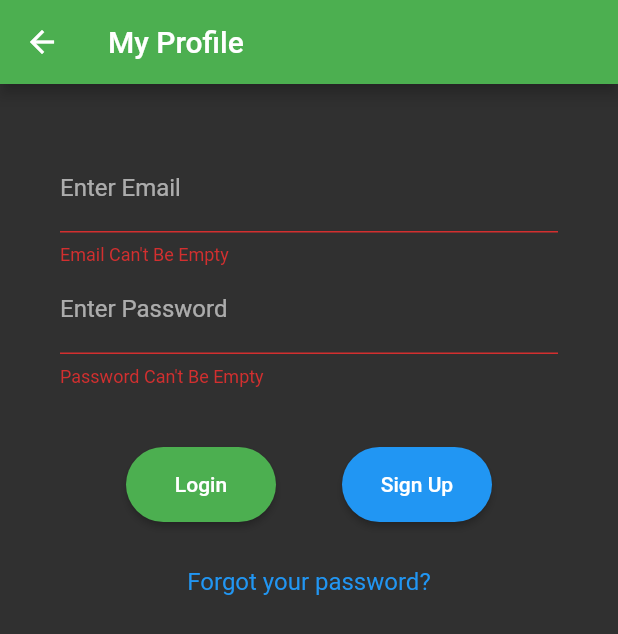
After one commit to rahulsuresh-git/Flutter_MyToolsApp, a Flutter app: the Profile screen opened by its route, after a tap on "Login", after a tap on "Forgot your password?", on a phone screen of 412 x 824 dp. The commit adds this screen. Shown: the top 634 px of the screen. Run offline on Flutter 3.47's test engine with Material 2 defaults, Android fonts, the phone set to English and light mode, and no system bars; our stand-ins replace cloud_firestore, firebase_auth, google_sign_in; missing offline and left inert: flutter_auth_buttons, flutter_just_toast; accounts and stored records are empty.

Commit message:
ui tweaks

```diff
--- a/lib/main.dart
+++ b/lib/main.dart
@@ -4,7 +4,7 @@ import 'root.dart';
 import 'home.dart';
 import 'auth.dart';
 import 'timetable.dart';
-
+import 'profile.dart';
 void main() => runApp(MyApp());
 
 class MyApp extends StatefulWidget {
@@ -34,6 +34,8 @@ class _MyAppState extends State<MyApp> {
         '/home': (BuildContext context) => new Home(),
         '/root': (BuildContext context) => new MyApp(),
         '/timetable':(BuildContext context)=> new Timetable(),
+        '/profile':(BuildContext context)=> new Profile(),
+
       },
     );
   }
--- /dev/null
+++ b/lib/profile.dart
@@ -0,0 +1,148 @@
+
+import 'package:flutter/material.dart';
+import 'package:flutter/services.dart';
+import 'auth.dart';
+import 'package:flutter_just_toast/flutter_just_toast.dart';
+
+class Profile extends StatefulWidget {
+  @override
+  _ProfileState createState() => _ProfileState();
+}
+
+class _ProfileState extends State<Profile> {
+    final emailController = TextEditingController();
+  final passController = TextEditingController();
+  bool _validate = false;
+  @override
+  Widget build(BuildContext context) {
+    return Scaffold(
+       appBar: AppBar(
+        backgroundColor: Colors.green,
+        title: Text("My Profile"),
+      ),
+      body:Form(
+                child: Container(
+                  padding: const EdgeInsets.all(40.0),
+                  child: Column(
+                    crossAxisAlignment: CrossAxisAlignment.center,
+                    children: <Widget>[
+                      TextFormField(
+                        inputFormatters: [
+                          LengthLimitingTextInputFormatter(40),
+                        ],
+                        decoration: InputDecoration(
+                          labelText: "Enter Email",
+                          errorText: _validate ? 'Email Can\'t Be Empty' : null,
+                        ),
+                        keyboardType: TextInputType.emailAddress,
+                        autocorrect: true,
+                        controller: emailController,
+                      ),
+                      TextFormField(
+                        inputFormatters: [
+                          LengthLimitingTextInputFormatter(40),
+                        ],
+                        decoration: InputDecoration(
+                          labelText: "Enter Password",
+                          errorText:
+                              _validate ? 'Password Can\'t Be Empty' : null,
+                        ),
+                        keyboardType: TextInputType.text,
+                        obscureText: true,
+                        controller: passController,
+                      ),
+                      Padding(
+                        padding: const EdgeInsets.only(top: 40.0),
+                      ),
+                      Row(
+                        mainAxisAlignment: MainAxisAlignment.spaceEvenly,
+                        children: <Widget>[
+                          ButtonTheme(
+                              minWidth: 100.0,
+                              height: 50.0,
+                              child: RaisedButton(
+                                shape: RoundedRectangleBorder(
+                                  borderRadius: BorderRadius.circular(30.0),
+                                ),
+                                color: Colors.green,
+                                textColor: Colors.white,
+                                child: Text("Login"),
+                                onPressed: () async {
+                                  if (!(emailController.text.isEmpty ||
+                                      passController.text.isEmpty)) {
+                                    setState(() {
+                                      _validate = false;
+                                    });
+                                  } else {
+                                    setState(() {
+                                      _validate = true;
+                                    });
+                                  }
+                                  if (!_validate == true) {
+
+                                  }
+                                },
+                              )),
+                          ButtonTheme(
+                              minWidth: 100.0,
+                              height: 50.0,
+                              child: RaisedButton(
+                                shape: RoundedRectangleBorder(
+                                  borderRadius: BorderRadius.circular(30.0),
+                                ),
+                                color: Colors.blue,
+                                textColor: Colors.white,
+                                child: Text("Sign Up"),
+                                onPressed: () {
+                                  if (!(emailController.text.isEmpty ||
+                                      passController.text.isEmpty)) {
+                                    setState(() {
+                                      _validate = false;
+                                    });
+                                  } else {
+                                    setState(() {
+                                      _validate = true;
+                                    });
+                                  }
+                                },
+                              )),
+                        ],
+                      ),
+                      Padding(
+                        padding: const EdgeInsets.only(bottom: 30.0),
+                      ),
+                      new InkWell(
+                        child: new Text(
+                          "Forgot your password?",
+                          style: TextStyle(color: Colors.blue, fontSize: 16),
+                        ),
+                        onTap: () async {
+                          if (emailController.text.isEmpty == false) {
+                            bool emailValid = RegExp(
+                                    r"^[a-zA-Z0-9.]+@[a-zA-Z0-9]+\.[a-zA-Z]+")
+                                .hasMatch(emailController.text);
+                            if (emailValid == true) {
+
+                            } else {
+                              Toast.show(
+                                  message: "Invalid email ID",
+                                  duration: Delay.LONG,
+                                  textColor: Colors.black);
+                            }
+                          } else {
+                            Toast.show(
+                                message: "Kindly enter an email address",
+                                duration: Delay.LONG,
+                                textColor: Colors.black);
+                          }
+                          ;
+                        },
+                      )
+                    ],
+                  ),
+                ),
+              )
+
+    );
+  }
+}
```
Also changed, not shown: lib/form.dart (deleted, +0 -43 lines), lib/home.dart (+10 -40 lines).
